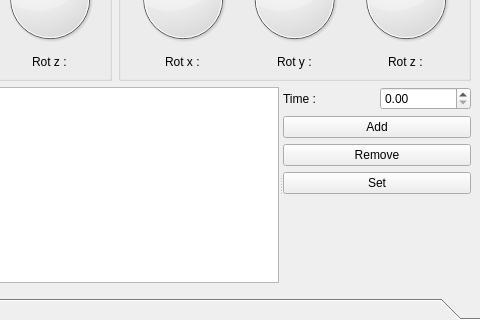
This is jointsettingsdialog.ui in alifahrri/dinsow-ik as Qt 5 draws it before an edit; both pictures show x 233 to 713 and y 208 to 528 of the 713 by 528 pixel window. The edited form follows.
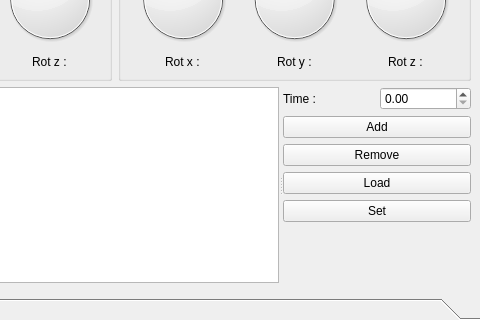
This is the edited form.

What changed in the file:
```diff
--- a/jointsettingsdialog.ui
+++ b/jointsettingsdialog.ui
@@ -884,6 +884,13 @@
              </property>
             </widget>
            </item>
+           <item>
+            <widget class="QPushButton" name="load_btn">
+             <property name="text">
+              <string>Load</string>
+             </property>
+            </widget>
+           </item>
            <item>
             <widget class="QPushButton" name="set_btn">
              <property name="text">
```
